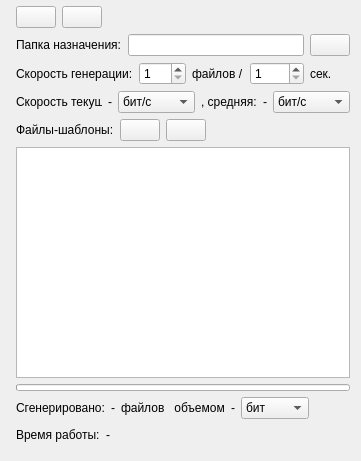
This is widget.ui in FeZar97/Traffic-Generator as Qt 5 draws it before an edit. The edited form follows.
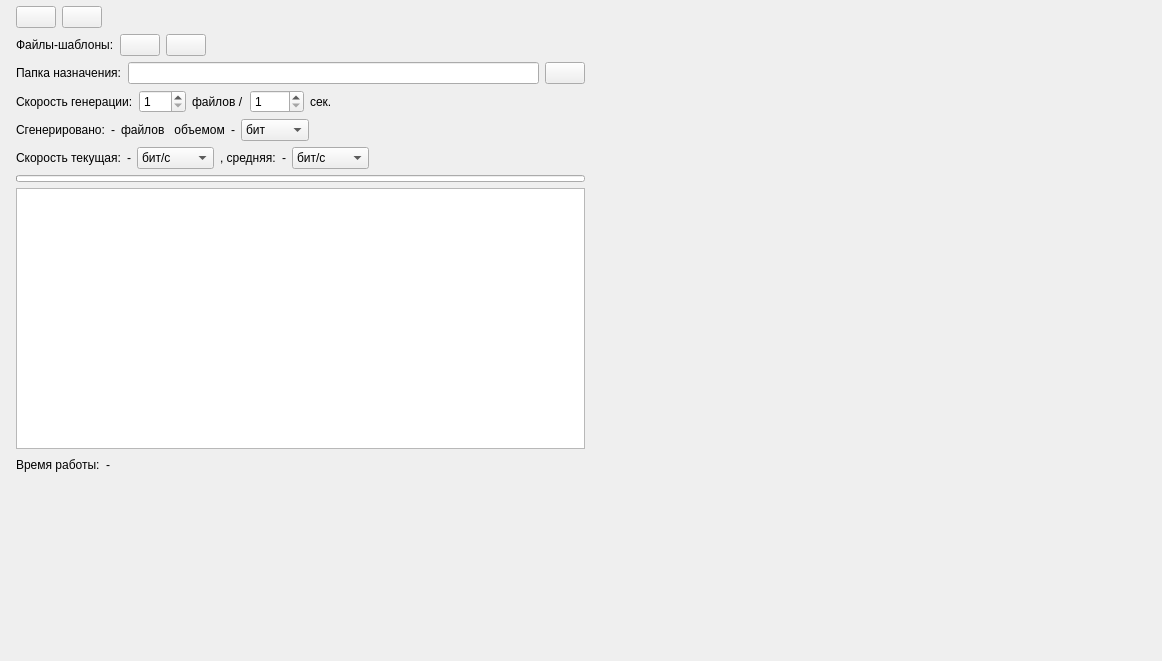
This is the edited form. Icons and pictures are not drawn.

Commit message: fixed bug with incorrect work time displaying

Diff of the .ui file:
```diff
--- a/widget.ui
+++ b/widget.ui
@@ -6,8 +6,8 @@
    <rect>
     <x>0</x>
     <y>0</y>
-    <width>361</width>
-    <height>461</height>
+    <width>1162</width>
+    <height>661</height>
    </rect>
   </property>
   <property name="windowTitle">
@@ -22,8 +22,8 @@
     <rect>
      <x>10</x>
      <y>0</y>
-     <width>346</width>
-     <height>451</height>
+     <width>581</width>
+     <height>481</height>
     </rect>
    </property>
    <layout class="QVBoxLayout" name="mainLayout">
@@ -78,6 +78,52 @@
       </item>
      </layout>
     </item>
+    <item>
+     <layout class="QHBoxLayout" name="horizontalLayout">
+      <item>
+       <widget class="QLabel" name="sourceFilesLabel">
+        <property name="text">
+         <string>Файлы-шаблоны:</string>
+        </property>
+       </widget>
+      </item>
+      <item>
+       <widget class="QPushButton" name="sourceFilesAddButton">
+        <property name="text">
+         <string/>
+        </property>
+        <property name="icon">
+         <iconset resource="img.qrc">
+          <normaloff>:/img/ADD.jpg</normaloff>:/img/ADD.jpg</iconset>
+        </property>
+       </widget>
+      </item>
+      <item>
+       <widget class="QPushButton" name="sourceFilesClearButton">
+        <property name="text">
+         <string/>
+        </property>
+        <property name="icon">
+         <iconset resource="img.qrc">
+          <normaloff>:/img/CLEAR.png</normaloff>:/img/CLEAR.png</iconset>
+        </property>
+       </widget>
+      </item>
+      <item>
+       <spacer name="horizontalSpacer_2">
+        <property name="orientation">
+         <enum>Qt::Horizontal</enum>
+        </property>
+        <property name="sizeHint" stdset="0">
+         <size>
+          <width>40</width>
+          <height>20</height>
+         </size>
+        </property>
+       </spacer>
+      </item>
+     </layout>
+    </item>
     <item>
      <layout class="QHBoxLayout" name="horizontalLayout_5">
       <item>
@@ -165,6 +211,102 @@
       </item>
      </layout>
     </item>
+    <item>
+     <layout class="QHBoxLayout" name="horizontalLayout_7">
+      <item>
+       <widget class="QLabel" name="generationProgressLabel">
+        <property name="text">
+         <string>Сгенерировано:</string>
+        </property>
+       </widget>
+      </item>
+      <item>
+       <widget class="QLabel" name="generationProgressInfoLabel">
+        <property name="text">
+         <string>-</string>
+        </property>
+       </widget>
+      </item>
+      <item>
+       <widget class="QLabel" name="filesLabel">
+        <property name="text">
+         <string>файлов</string>
+        </property>
+       </widget>
+      </item>
+      <item>
+       <widget class="QLabel" name="label">
+        <property name="text">
+         <string> объемом</string>
+        </property>
+       </widget>
+      </item>
+      <item>
+       <widget class="QLabel" name="totalVolumeInfoLabel">
+        <property name="text">
+         <string>-</string>
+        </property>
+       </widget>
+      </item>
+      <item>
+       <widget class="QComboBox" name="totalVolumeUnitCB">
+        <item>
+         <property name="text">
+          <string>бит</string>
+         </property>
+        </item>
+        <item>
+         <property name="text">
+          <string>байт</string>
+         </property>
+        </item>
+        <item>
+         <property name="text">
+          <string>Кбит</string>
+         </property>
+        </item>
+        <item>
+         <property name="text">
+          <string>КБайт</string>
+         </property>
+        </item>
+        <item>
+         <property name="text">
+          <string>Мбит</string>
+         </property>
+        </item>
+        <item>
+         <property name="text">
+          <string>МБайт</string>
+         </property>
+        </item>
+        <item>
+         <property name="text">
+          <string>Гбит</string>
+         </property>
+        </item>
+        <item>
+         <property name="text">
+          <string>ГБайт</string>
+         </property>
+        </item>
+       </widget>
+      </item>
+      <item>
+       <spacer name="horizontalSpacer_7">
+        <property name="orientation">
+         <enum>Qt::Horizontal</enum>
+        </property>
+        <property name="sizeHint" stdset="0">
+         <size>
+          <width>40</width>
+          <height>20</height>
+         </size>
+        </property>
+       </spacer>
+      </item>
+     </layout>
+    </item>
     <item>
      <layout class="QHBoxLayout" name="horizontalLayout_3">
       <item>
@@ -298,55 +440,6 @@
       </item>
      </layout>
     </item>
-    <item>
-     <layout class="QHBoxLayout" name="horizontalLayout">
-      <item>
-       <widget class="QLabel" name="sourceFilesLabel">
-        <property name="text">
-         <string>Файлы-шаблоны:</string>
-        </property>
-       </widget>
-      </item>
-      <item>
-       <widget class="QPushButton" name="sourceFilesAddButton">
-        <property name="text">
-         <string/>
-        </property>
-        <property name="icon">
-         <iconset resource="img.qrc">
-          <normaloff>:/img/ADD.jpg</normaloff>:/img/ADD.jpg</iconset>
-        </property>
-       </widget>
-      </item>
-      <item>
-       <widget class="QPushButton" name="sourceFilesClearButton">
-        <property name="text">
-         <string/>
-        </property>
-        <property name="icon">
-         <iconset resource="img.qrc">
-          <normaloff>:/img/CLEAR.png</normaloff>:/img/CLEAR.png</iconset>
-        </property>
-       </widget>
-      </item>
-      <item>
-       <spacer name="horizontalSpacer_2">
-        <property name="orientation">
-         <enum>Qt::Horizontal</enum>
-        </property>
-        <property name="sizeHint" stdset="0">
-         <size>
-          <width>40</width>
-          <height>20</height>
-         </size>
-        </property>
-       </spacer>
-      </item>
-     </layout>
-    </item>
-    <item>
-     <widget class="QTableView" name="tableView"/>
-    </item>
     <item>
      <widget class="QProgressBar" name="generationProgressBar">
       <property name="maximumSize">
@@ -367,100 +460,7 @@
      </widget>
     </item>
     <item>
-     <layout class="QHBoxLayout" name="horizontalLayout_7">
-      <item>
-       <widget class="QLabel" name="generationProgressLabel">
-        <property name="text">
-         <string>Сгенерировано:</string>
-        </property>
-       </widget>
-      </item>
-      <item>
-       <widget class="QLabel" name="generationProgressInfoLabel">
-        <property name="text">
-         <string>-</string>
-        </property>
-       </widget>
-      </item>
-      <item>
-       <widget class="QLabel" name="filesLabel">
-        <property name="text">
-         <string>файлов</string>
-        </property>
-       </widget>
-      </item>
-      <item>
-       <widget class="QLabel" name="label">
-        <property name="text">
-         <string> объемом</string>
-        </property>
-       </widget>
-      </item>
-      <item>
-       <widget class="QLabel" name="totalVolumeInfoLabel">
-        <property name="text">
-         <string>-</string>
-        </property>
-       </widget>
-      </item>
-      <item>
-       <widget class="QComboBox" name="totalVolumeUnitCB">
-        <item>
-         <property name="text">
-          <string>бит</string>
-         </property>
-        </item>
-        <item>
-         <property name="text">
-          <string>байт</string>
-         </property>
-        </item>
-        <item>
-         <property name="text">
-          <string>Кбит</string>
-         </property>
-        </item>
-        <item>
-         <property name="text">
-          <string>КБайт</string>
-         </property>
-        </item>
-        <item>
-         <property name="text">
-          <string>Мбит</string>
-         </property>
-        </item>
-        <item>
-         <property name="text">
-          <string>МБайт</string>
-         </property>
-        </item>
-        <item>
-         <property name="text">
-          <string>Гбит</string>
-         </property>
-        </item>
-        <item>
-         <property name="text">
-          <string>ГБайт</string>
-         </property>
-        </item>
-       </widget>
-      </item>
-      <item>
-       <spacer name="horizontalSpacer_7">
-        <property name="orientation">
-         <enum>Qt::Horizontal</enum>
-        </property>
-        <property name="sizeHint" stdset="0">
-         <size>
-          <width>40</width>
-          <height>20</height>
-         </size>
-        </property>
-       </spacer>
-      </item>
-     </layout>
+     <widget class="QTableView" name="tableView"/>
     </item>
     <item>
      <layout class="QHBoxLayout" name="horizontalLayout_8">
```
Left out of the diff: 2 changed lines with no effect on the pictures. The commit also changes 2 other files.
